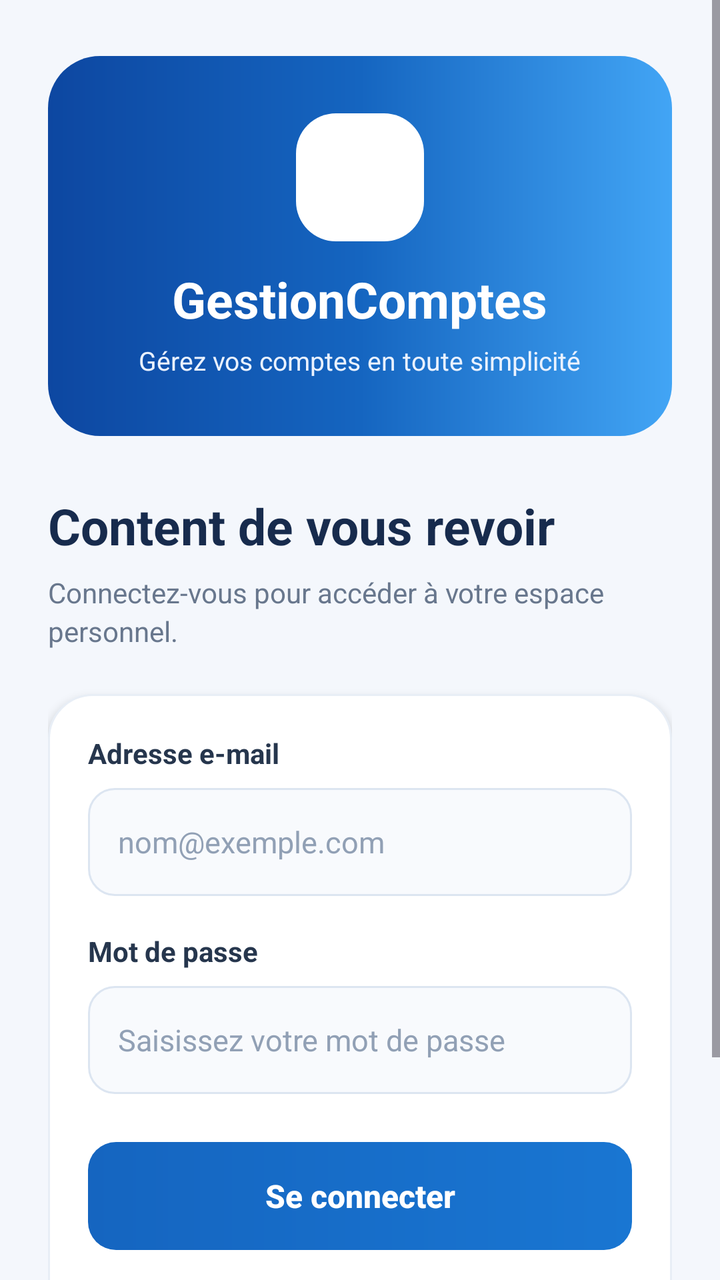
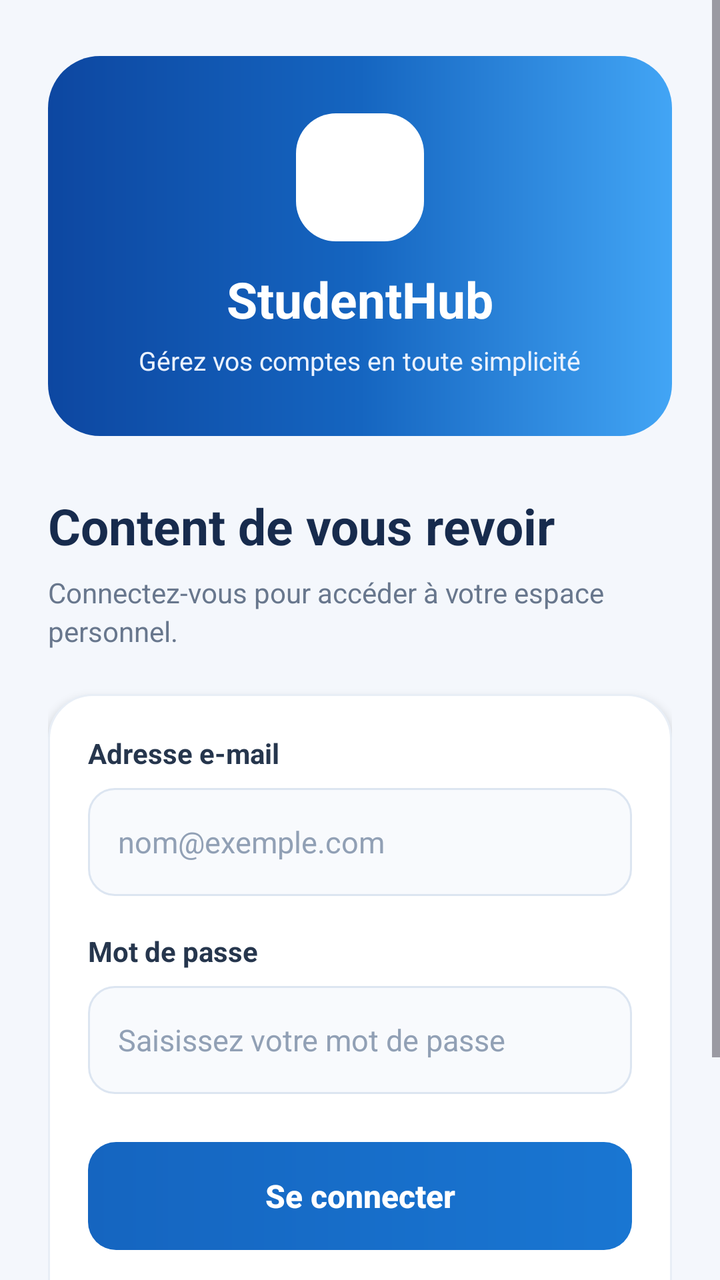

Screens rendered from an Android XML layout before and after an edit, with the pre-edit source and the edit as a unified diff.
<!-- AndroidManifest.xml: application theme Theme.GestionComptes -->
<!-- res/layout/activity_login.xml -->
<?xml version="1.0" encoding="utf-8"?>
<ScrollView xmlns:android="http://schemas.android.com/apk/res/android"
    android:layout_width="match_parent"
    android:layout_height="match_parent"
    android:fillViewport="true"
    android:background="#F4F7FC"
    android:overScrollMode="never">

    <LinearLayout
        android:layout_width="match_parent"
        android:layout_height="wrap_content"
        android:orientation="vertical"
        android:paddingStart="24dp"
        android:paddingEnd="24dp"
        android:paddingTop="28dp"
        android:paddingBottom="24dp">

        
        <LinearLayout
            android:layout_width="match_parent"
            android:layout_height="190dp"
            android:orientation="vertical"
            android:gravity="center"
            android:background="@drawable/bg_login_hero"
            android:padding="20dp">

            <TextView
                android:layout_width="64dp"
                android:layout_height="64dp"
                android:gravity="center"
                android:background="@drawable/bg_login_logo"
                android:text="◈"
                android:textColor="#FFFFFF"
                android:textSize="34sp"
                android:textStyle="bold" />

            <TextView
                android:layout_width="wrap_content"
                android:layout_height="wrap_content"
                android:layout_marginTop="12dp"
                android:text="GestionComptes"
                android:textColor="#FFFFFF"
                android:textSize="25sp"
                android:textStyle="bold" />

            <TextView
                android:layout_width="wrap_content"
                android:layout_height="wrap_content"
                android:layout_marginTop="5dp"
                android:text="Gérez vos comptes en toute simplicité"
                android:textColor="#EAF2FF"
                android:textSize="13sp"
                android:gravity="center" />
        </LinearLayout>

        
        <TextView
            android:layout_width="match_parent"
            android:layout_height="wrap_content"
            android:layout_marginTop="28dp"
            android:text="Content de vous revoir"
            android:textColor="#172B4D"
            android:textSize="25sp"
            android:textStyle="bold" />

        <TextView
            android:layout_width="match_parent"
            android:layout_height="wrap_content"
            android:layout_marginTop="7dp"
            android:layout_marginBottom="22dp"
            android:text="Connectez-vous pour accéder à votre espace personnel."
            android:textColor="#68778D"
            android:textSize="14sp"
            android:lineSpacingExtra="3dp" />

        
        <LinearLayout
            android:layout_width="match_parent"
            android:layout_height="wrap_content"
            android:orientation="vertical"
            android:background="@drawable/bg_login_card"
            android:padding="20dp"
            android:elevation="3dp">

            <TextView
                android:layout_width="match_parent"
                android:layout_height="wrap_content"
                android:text="Adresse e-mail"
                android:textColor="#26364D"
                android:textSize="14sp"
                android:textStyle="bold"
                android:layout_marginBottom="8dp" />

            <EditText
                android:id="@+id/etEmail"
                android:layout_width="match_parent"
                android:layout_height="54dp"
                android:background="@drawable/bg_login_input"
                android:hint="nom@exemple.com"
                android:inputType="textEmailAddress"
                android:imeOptions="actionNext"
                android:singleLine="true"
                android:paddingStart="15dp"
                android:paddingEnd="15dp"
                android:textColor="#172B4D"
                android:textColorHint="#91A0B5"
                android:textSize="15sp"
                android:autofillHints="emailAddress" />

            <TextView
                android:layout_width="match_parent"
                android:layout_height="wrap_content"
                android:text="Mot de passe"
                android:textColor="#26364D"
                android:textSize="14sp"
                android:textStyle="bold"
                android:layout_marginTop="18dp"
                android:layout_marginBottom="8dp" />

            <EditText
                android:id="@+id/etPassword"
                android:layout_width="match_parent"
                android:layout_height="54dp"
                android:background="@drawable/bg_login_input"
                android:hint="Saisissez votre mot de passe"
                android:inputType="textPassword"
                android:imeOptions="actionDone"
                android:singleLine="true"
                android:paddingStart="15dp"
                android:paddingEnd="15dp"
                android:textColor="#172B4D"
                android:textColorHint="#91A0B5"
                android:textSize="15sp"
                android:autofillHints="password" />


            <androidx.appcompat.widget.AppCompatButton
                android:id="@+id/btnLogin"
                android:layout_width="match_parent"
                android:layout_height="54dp"
                android:layout_marginTop="24dp"
                android:background="@drawable/bg_login_button"
                android:backgroundTint="@null"
                android:stateListAnimator="@null"
                android:text="Se connecter"
                android:textAllCaps="false"
                android:textColor="#FFFFFF"
                android:textSize="16sp"
                android:textStyle="bold" />


            <TextView
                android:id="@+id/tvCreateAccount"
                android:layout_width="match_parent"
                android:layout_height="wrap_content"
                android:layout_marginTop="18dp"
                android:gravity="center"
                android:padding="8dp"
                android:clickable="true"
                android:focusable="true"
                android:text="Pas encore de compte ? Créer un compte"
                android:textColor="#1565C0"
                android:textSize="14sp"
                android:textStyle="bold" />
        </LinearLayout>

        <TextView
            android:layout_width="match_parent"
            android:layout_height="wrap_content"
            android:layout_marginTop="22dp"
            android:gravity="center"
            android:text="SIMPLE  •  SÉCURISÉ  •  PRATIQUE"
            android:textColor="#8A98AB"
            android:textSize="11sp"
            android:letterSpacing="0.06" />

    </LinearLayout>
</ScrollView>
<!-- resources referenced by this layout -->
<resources>
  <!-- drawable bg_login_button (drawable) -->
  <?xml version="1.0" encoding="utf-8"?>
  <ripple xmlns:android="http://schemas.android.com/apk/res/android"
      android:color="#55FFFFFF">
  
      <item>
          <shape android:shape="rectangle">
              <corners android:radius="14dp" />
              <gradient
                  android:angle="0"
                  android:startColor="#1565C0"
                  android:endColor="#1976D2"
                  android:type="linear" />
          </shape>
      </item>
  
  </ripple>
  <!-- drawable bg_login_card (drawable) -->
  <?xml version="1.0" encoding="utf-8"?>
  <shape xmlns:android="http://schemas.android.com/apk/res/android"
      android:shape="rectangle">
      <corners android:radius="22dp" />
      <solid android:color="#FFFFFF" />
      <stroke
          android:width="1dp"
          android:color="#E8EEF6" />
  </shape>
  <!-- drawable bg_login_hero (drawable) -->
  <?xml version="1.0" encoding="utf-8"?>
  <shape xmlns:android="http://schemas.android.com/apk/res/android"
      android:shape="rectangle">
      <corners android:radius="26dp" />
      <gradient
          android:angle="0"
          android:startColor="#0D47A1"
          android:centerColor="#1565C0"
          android:endColor="#42A5F5"
          android:type="linear" />
  </shape>
  <!-- drawable bg_login_input (drawable) -->
  <?xml version="1.0" encoding="utf-8"?>
  <selector xmlns:android="http://schemas.android.com/apk/res/android">
      <item android:state_focused="true">
          <shape android:shape="rectangle">
              <corners android:radius="13dp" />
              <solid android:color="#F8FBFF" />
              <stroke android:width="1.5dp" android:color="#1565C0" />
          </shape>
      </item>
      <item>
          <shape android:shape="rectangle">
              <corners android:radius="13dp" />
              <solid android:color="#F8FAFD" />
              <stroke android:width="1dp" android:color="#DCE5F1" />
          </shape>
      </item>
  </selector>
  <!-- drawable bg_login_logo (drawable) -->
  <?xml version="1.0" encoding="utf-8"?>
  <shape xmlns:android="http://schemas.android.com/apk/res/android"
      android:shape="rectangle">
      <corners android:radius="20dp" />
      <solid android:color="#FFFFFF" />
  </shape>
  <style name="Theme.GestionComptes" parent="Base.Theme.GestionComptes" />
  <style name="Base.Theme.GestionComptes" parent="Theme.Material3.DayNight.NoActionBar">
          
          
      </style>
</resources>

<!-- the commit's change to res/layout/activity_login.xml (unified diff, before → after) -->
@@ -38,7 +38,7 @@
                 android:layout_width="wrap_content"
                 android:layout_height="wrap_content"
                 android:layout_marginTop="12dp"
-                android:text="GestionComptes"
+                android:text="@string/app_name"
                 android:textColor="#FFFFFF"
                 android:textSize="25sp"
                 android:textStyle="bold" />
@@ -47,7 +47,7 @@
                 android:layout_width="wrap_content"
                 android:layout_height="wrap_content"
                 android:layout_marginTop="5dp"
-                android:text="Gérez vos comptes en toute simplicité"
+                android:text="@string/login_hero_subtitle"
                 android:textColor="#EAF2FF"
                 android:textSize="13sp"
                 android:gravity="center" />
@@ -58,7 +58,7 @@
             android:layout_width="match_parent"
             android:layout_height="wrap_content"
             android:layout_marginTop="28dp"
-            android:text="Content de vous revoir"
+            android:text="@string/login_welcome"
             android:textColor="#172B4D"
             android:textSize="25sp"
             android:textStyle="bold" />
@@ -68,7 +68,7 @@
             android:layout_height="wrap_content"
             android:layout_marginTop="7dp"
             android:layout_marginBottom="22dp"
-            android:text="Connectez-vous pour accéder à votre espace personnel."
+            android:text="@string/login_description"
             android:textColor="#68778D"
             android:textSize="14sp"
             android:lineSpacingExtra="3dp" />
@@ -85,7 +85,7 @@
             <TextView
                 android:layout_width="match_parent"
                 android:layout_height="wrap_content"
-                android:text="Adresse e-mail"
+                android:text="@string/email"
                 android:textColor="#26364D"
                 android:textSize="14sp"
                 android:textStyle="bold"
@@ -96,7 +96,7 @@
                 android:layout_width="match_parent"
                 android:layout_height="54dp"
                 android:background="@drawable/bg_login_input"
-                android:hint="nom@exemple.com"
+                android:hint="@string/email_hint"
                 android:inputType="textEmailAddress"
                 android:imeOptions="actionNext"
                 android:singleLine="true"
@@ -110,7 +110,7 @@
             <TextView
                 android:layout_width="match_parent"
                 android:layout_height="wrap_content"
-                android:text="Mot de passe"
+                android:text="@string/password"
                 android:textColor="#26364D"
                 android:textSize="14sp"
                 android:textStyle="bold"
@@ -122,7 +122,7 @@
                 android:layout_width="match_parent"
                 android:layout_height="54dp"
                 android:background="@drawable/bg_login_input"
-                android:hint="Saisissez votre mot de passe"
+                android:hint="@string/password_hint"
                 android:inputType="textPassword"
                 android:imeOptions="actionDone"
                 android:singleLine="true"
@@ -133,7 +133,6 @@
                 android:textSize="15sp"
                 android:autofillHints="password" />
 
-
             <androidx.appcompat.widget.AppCompatButton
                 android:id="@+id/btnLogin"
                 android:layout_width="match_parent"
@@ -142,12 +141,11 @@
                 android:background="@drawable/bg_login_button"
                 android:backgroundTint="@null"
                 android:stateListAnimator="@null"
-                android:text="Se connecter"
+                android:text="@string/login_button"
                 android:textAllCaps="false"
                 android:textColor="#FFFFFF"
                 android:textSize="16sp"
                 android:textStyle="bold" />
-
 
             <TextView
                 android:id="@+id/tvCreateAccount"
@@ -158,7 +156,7 @@
                 android:padding="8dp"
                 android:clickable="true"
                 android:focusable="true"
-                android:text="Pas encore de compte ? Créer un compte"
+                android:text="@string/no_account_create"
                 android:textColor="#1565C0"
                 android:textSize="14sp"
                 android:textStyle="bold" />
@@ -169,7 +167,7 @@
             android:layout_height="wrap_content"
             android:layout_marginTop="22dp"
             android:gravity="center"
-            android:text="SIMPLE  •  SÉCURISÉ  •  PRATIQUE"
+            android:text="@string/login_footer"
             android:textColor="#8A98AB"
             android:textSize="11sp"
             android:letterSpacing="0.06" />
<!-- resource entries referenced after the edit -->
@@ -64,6 +64,17 @@
       <corners android:radius="20dp" />
       <solid android:color="#FFFFFF" />
   </shape>
+  <string name="app_name">StudentHub</string>
+  <string name="email">Adresse e-mail</string>
+  <string name="email_hint">nom@exemple.com</string>
+  <string name="login_button">Se connecter</string>
+  <string name="login_description">Connectez-vous pour accéder à votre espace personnel.</string>
+  <string name="login_footer">SIMPLE  •  SÉCURISÉ  •  PRATIQUE</string>
+  <string name="login_hero_subtitle">Gérez vos comptes en toute simplicité</string>
+  <string name="login_welcome">Content de vous revoir</string>
+  <string name="no_account_create">Pas encore de compte ? Créer un compte</string>
+  <string name="password">Mot de passe</string>
+  <string name="password_hint">Saisissez votre mot de passe</string>
   <style name="Theme.GestionComptes" parent="Base.Theme.GestionComptes" />
   <style name="Base.Theme.GestionComptes" parent="Theme.Material3.DayNight.NoActionBar">
           
